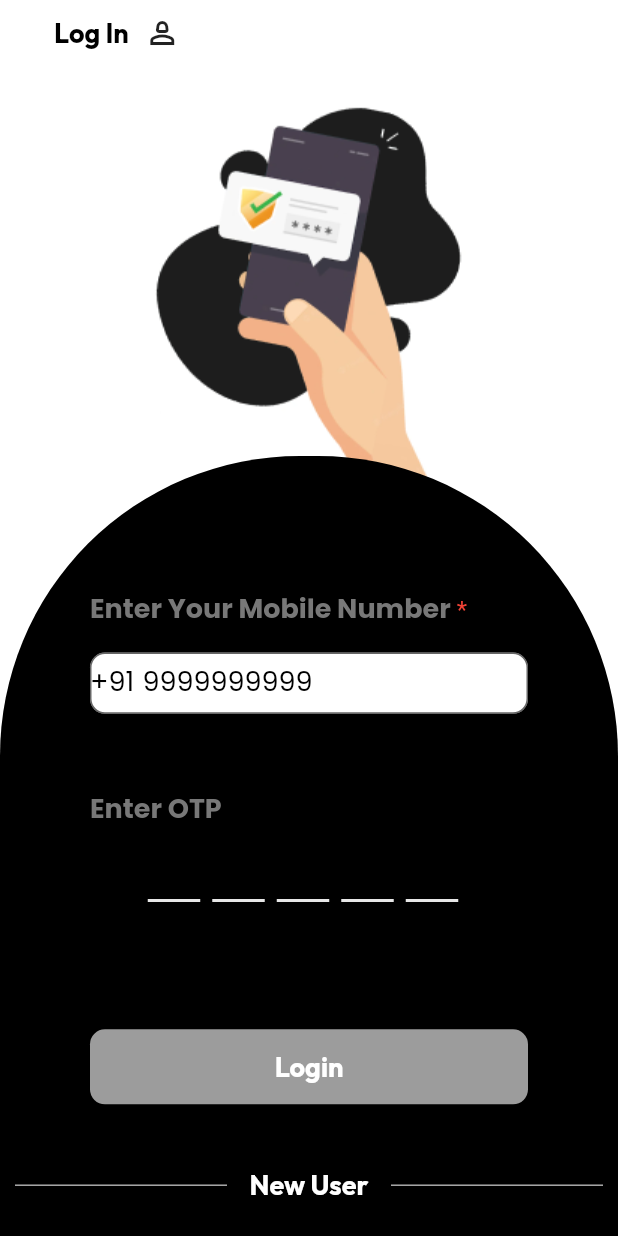
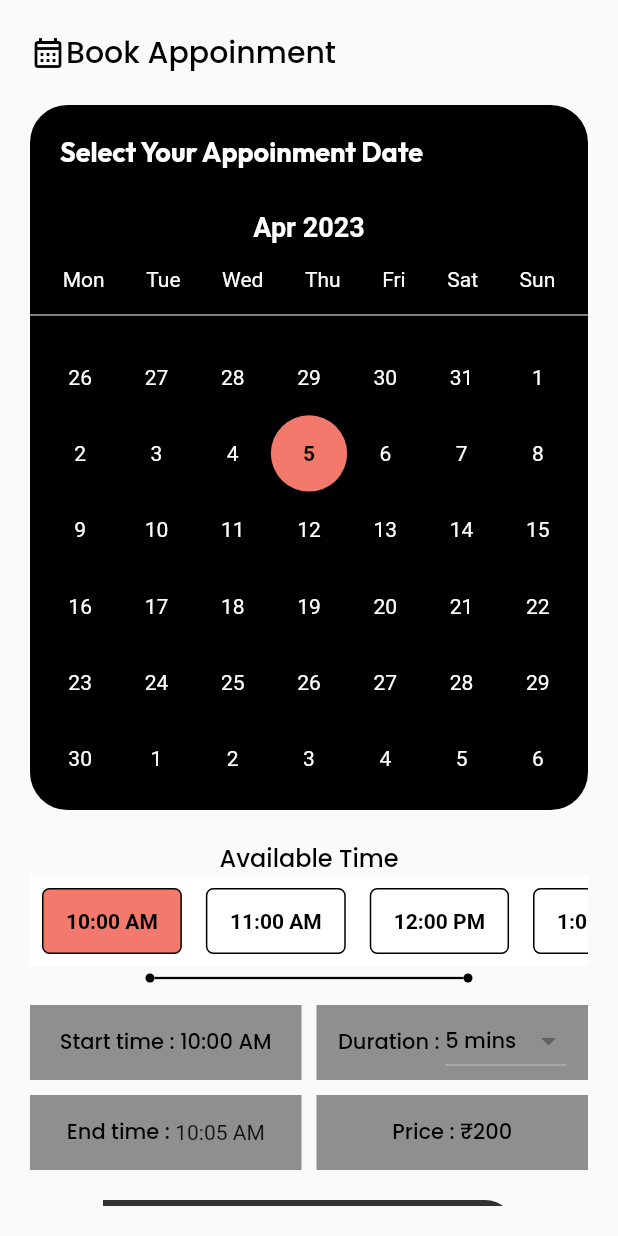
Before and after one commit to Shubhang001/Justifi_, a Flutter app: the screen it shows after launch, on a phone screen of 412 x 824 dp. Run offline on Flutter 3.47's test engine with Material 2 defaults, Android fonts, the phone set to English and light mode, and no system bars; drawn by our look-alikes of flutter_otp_text_field; our stand-ins replace device_preview, flutter_rating_bar, google_fonts, smooth_star_rating_null_safety; missing offline and left inert: dart:ffi.

Commit message:
feat: added schedule3

```diff
--- a/lib/main.dart
+++ b/lib/main.dart
@@ -6,6 +6,7 @@ import 'package:jusitfi_admin/presentation/screens/login_screen.dart';
 import 'package:jusitfi_admin/presentation/screens/more_page.dart';
 import 'package:jusitfi_admin/presentation/screens/onboardingscreen.dart';
 import 'package:jusitfi_admin/presentation/screens/view_all.dart';
+import 'package:jusitfi_admin/presentation/screens/schedule3.dart';
 import 'package:jusitfi_admin/presentation/widgets/material_color_builder.dart';
 import 'package:jusitfi_admin/utils/constants/colors.dart';
 
@@ -34,7 +35,6 @@ class MyApp extends StatelessWidget {
             bottomSheetTheme:
                 const BottomSheetThemeData(backgroundColor: Colors.transparent),
             primarySwatch: createMaterialColor(kobbuttonColor)),
-      home: LoginScreen(),
-    );
+        home: Schedule3());
   }
 }
--- /dev/null
+++ b/lib/presentation/screens/schedule3.dart
@@ -0,0 +1,327 @@
+import 'package:flutter/material.dart';
+// ignore: depend_on_referenced_packages
+import 'package:intl/intl.dart';
+import 'package:jusitfi_admin/presentation/widgets/dropdown_duration.dart';
+import 'package:jusitfi_admin/presentation/widgets/timeboxchip.dart';
+import 'package:jusitfi_admin/utils/constants/colors.dart';
+import 'package:jusitfi_admin/utils/constants/textstyles.dart';
+
+import '../widgets/designed_line.dart';
+
+class Schedule3 extends StatefulWidget {
+  const Schedule3({Key? key}) : super(key: key);
+
+  @override
+  _Schedule3State createState() => _Schedule3State();
+}
+
+class _Schedule3State extends State<Schedule3> {
+  DateTime _selectedDate = DateTime.now();
+  String startTime = '10:00 AM';
+  int duration = 5;
+  String endtime = '';
+
+  @override
+  void initState() {
+    endtime = endTime(startTime, duration);
+    super.initState();
+  }
+
+  @override
+  Widget build(BuildContext context) {
+    return Scaffold(
+      body: SafeArea(
+        child: Padding(
+          padding: const EdgeInsets.symmetric(horizontal: 20, vertical: 20),
+          child: SingleChildScrollView(
+            child: Column(
+              children: [
+                Row(
+                  children: [
+                    const Icon(
+                      Icons.calendar_month_outlined,
+                      color: Colors.black,
+                    ),
+                    Text(
+                      'Book Appoinment',
+                      style: kFilterTitle,
+                    )
+                  ],
+                ),
+                const SizedBox(
+                  height: 20,
+                ),
+                Container(
+                  decoration: BoxDecoration(
+                    borderRadius: BorderRadius.circular(25),
+                    color: Colors.black,
+                  ),
+                  height: 470,
+                  child: Column(
+                    crossAxisAlignment: CrossAxisAlignment.start,
+                    children: [
+                      Padding(
+                        padding: const EdgeInsets.symmetric(
+                            horizontal: 20.0, vertical: 20.0),
+                        child: Text(
+                          'Select Your Appoinment Date',
+                          style: kpageTitle,
+                        ),
+                      ),
+                      Padding(
+                        padding: const EdgeInsets.symmetric(
+                            horizontal: 16.0, vertical: 8.0),
+                        child: Center(
+                          child: Text(
+                            DateFormat.yMMM().format(_selectedDate),
+                            style: const TextStyle(
+                              color: Colors.white,
+                              fontSize: 18.0,
+                              fontWeight: FontWeight.bold,
+                            ),
+                          ),
+                        ),
+                      ),
+                      Padding(
+                        padding: const EdgeInsets.all(8.0),
+                        child: Row(
+                          mainAxisAlignment: MainAxisAlignment.spaceAround,
+                          children: const [
+                            Text(
+                              'Mon',
+                              style: TextStyle(color: Colors.white),
+                            ),
+                            Text(
+                              'Tue',
+                              style: TextStyle(color: Colors.white),
+                            ),
+                            Text(
+                              'Wed',
+                              style: TextStyle(color: Colors.white),
+                            ),
+                            Text(
+                              'Thu',
+                              style: TextStyle(color: Colors.white),
+                            ),
+                            Text(
+                              'Fri',
+                              style: TextStyle(color: Colors.white),
+                            ),
+                            Text(
+                              'Sat',
+                              style: TextStyle(color: Colors.white),
+                            ),
+                            Text(
+                              'Sun',
+                              style: TextStyle(color: Colors.white),
+                            ),
+                          ],
+                        ),
+                      ),
+                      const Divider(
+                        color: Colors.white,
+                      ),
+                      Padding(
+                        padding: const EdgeInsets.all(8.0),
+                        child: SizedBox(
+                          height: 300.0,
+                          child: GridView.builder(
+                            padding: EdgeInsets.zero,
+                            itemCount: DateTime.daysPerWeek * 6,
+                            gridDelegate:
+                                const SliverGridDelegateWithFixedCrossAxisCount(
+                              crossAxisCount: DateTime.daysPerWeek,
+                            ),
+                            itemBuilder: (BuildContext context, int index) {
+                              final day = DateTime(_selectedDate.year,
+                                      _selectedDate.month, 1)
+                                  .subtract(Duration(
+                                      days: DateTime.daysPerWeek - index))
+                                  .add(const Duration(days: 1));
+                              final isSelectedDay =
+                                  _selectedDate.year == day.year &&
+                                      _selectedDate.month == day.month &&
+                                      _selectedDate.day == day.day;
+                              final textColor =
+                                  isSelectedDay ? Colors.black : Colors.white;
+                              return GestureDetector(
+                                onTap: () =>
+                                    setState(() => _selectedDate = day),
+                                child: Container(
+                                  decoration: BoxDecoration(
+                                    borderRadius: BorderRadius.circular(30),
+                                    color: isSelectedDay
+                                        ? kSelectedColor
+                                        : Colors.transparent,
+                                  ),
+                                  child: Center(
+                                    child: Text(
+                                      '${day.day}',
+                                      style: TextStyle(
+                                        color: textColor,
+                                        fontWeight: isSelectedDay
+                                            ? FontWeight.bold
+                                            : null,
+                                      ),
+                                    ),
+                                  ),
+                                ),
+                              );
+                            },
+                          ),
+                        ),
+                      ),
+                    ],
+                  ),
+                ),
+                const SizedBox(
+                  height: 20,
+                ),
+                Text(
+                  'Available Time',
+                  style: kMainCategory,
+                ),
+                TimeBoxChip(
+                  timeSlots: const [
+                    '10:00 AM',
+                    '11:00 AM',
+                    '12:00 PM',
+                    '1:00 PM'
+                  ],
+                  onSelected: (selectedTime) {
+                    setState(() {
+                      startTime = selectedTime;
+                      endtime = endTime(startTime, duration);
+                    });
+                  },
+                ),
+                const DesignedLine(),
+                const SizedBox(
+                  height: 10,
+                ),
+                Row(
+                  children: [
+                    Expanded(
+                      child: Container(
+                        height: 50,
+                        color: kSchedulebuttonColor,
+                        child: Row(
+                          mainAxisAlignment: MainAxisAlignment.center,
+                          children: [
+                            Text(
+                              'Start time : $startTime',
+                              style: kFilterValue,
+                            )
+                          ],
+                        ),
+                      ),
+                    ),
+                    const SizedBox(
+                      width: 10,
+                    ),
+                    Expanded(
+                      child: Container(
+                        height: 50,
+                        color: kSchedulebuttonColor,
+                        child: Row(
+                          mainAxisAlignment: MainAxisAlignment.center,
+                          children: [
+                            Text(
+                              'Duration : ',
+                              style: kFilterValue,
+                            ),
+                            DurationSelector(
+                              onSelected: (_duration) {
+                                print(duration);
+                                setState(() {
+                                  duration = _duration;
+                                  endtime = endTime(startTime, _duration);
+                                });
+                              },
+                            )
+                          ],
+                        ),
+                      ),
+                    )
+                  ],
+                ),
+                const SizedBox(
+                  height: 10,
+                ),
+                Row(
+                  children: [
+                    Expanded(
+                      child: Container(
+                        height: 50,
+                        color: kSchedulebuttonColor,
+                        child: Row(
+                          mainAxisAlignment: MainAxisAlignment.center,
+                          children: [
+                            Text(
+                              'End time : ',
+                              style: kFilterValue,
+                            ),
+                            Text(endtime)
+                          ],
+                        ),
+                      ),
+                    ),
+                    const SizedBox(
+                      width: 10,
+                    ),
+                    Expanded(
+                      child: Container(
+                        height: 50,
+                        color: kSchedulebuttonColor,
+                        child: Row(
+                          mainAxisAlignment: MainAxisAlignment.center,
+                          children: [
+                            Text(
+                              'Price : ',
+                              style: kFilterValue,
+                            ),
+                            Text(
+                              '₹200',
+                              style: kFilterValue,
+                            ),
+                          ],
+                        ),
+                      ),
+                    )
+                  ],
+                ),
+                const SizedBox(
+                  height: 20,
+                ),
+                Container(
+                  width: MediaQuery.of(context).size.width / 1.5,
+                  height: 50,
+                  decoration: BoxDecoration(
+                    borderRadius: BorderRadius.only(
+                        bottomLeft: Radius.circular(20),
+                        topRight: Radius.circular(20)),
+                    color: kobdescriptionColor,
+                  ),
+                  child: Center(
+                    child: Text(
+                      'Schedule Session',
+                      style: kpageTitle,
+                    ),
+                  ),
+                )
+              ],
+            ),
+          ),
+        ),
+      ),
+    );
+  }
+}
+
+String endTime(String startTime, int duration) {
+  DateTime dateTime = DateFormat("h:mm a").parse(startTime);
+  DateTime newDateTime = dateTime.add(Duration(minutes: duration));
+  String newTime =
+      "${newDateTime.hour % 12}:${newDateTime.minute.toString().padLeft(2, '0')} ${newDateTime.hour < 12 ? 'AM' : 'PM'}";
+  return newTime;
+}
--- /dev/null
+++ b/lib/presentation/widgets/designed_line.dart
@@ -0,0 +1,31 @@
+import 'package:flutter/material.dart';
+
+class DesignedLine extends StatelessWidget {
+  const DesignedLine({
+    super.key,
+  });
+
+  @override
+  Widget build(BuildContext context) {
+    return Row(
+      mainAxisAlignment: MainAxisAlignment.center,
+      children: [
+        CircleAvatar(
+          backgroundColor: Colors.black,
+          radius: 3,
+        ),
+        Container(
+          width: MediaQuery.of(context).size.width / 2,
+          child: Divider(
+            thickness: 1.5,
+            color: Colors.black,
+          ),
+        ),
+        CircleAvatar(
+          backgroundColor: Colors.black,
+          radius: 3,
+        ),
+      ],
+    );
+  }
+}
--- /dev/null
+++ b/lib/presentation/widgets/dropdown_duration.dart
@@ -0,0 +1,53 @@
+import 'package:flutter/material.dart';
+import 'package:jusitfi_admin/utils/constants/textstyles.dart';
+
+class DurationSelector extends StatefulWidget {
+  const DurationSelector({super.key, required this.onSelected});
+
+  @override
+  _DurationSelectorState createState() => _DurationSelectorState();
+
+  final Function(int) onSelected;
+}
+
+class _DurationSelectorState extends State<DurationSelector> {
+  int _selectedMinutes = 5;
+
+  @override
+  Widget build(BuildContext context) {
+    return Column(
+      children: [
+        DropdownButton<int>(
+          value: _selectedMinutes,
+          items: [
+            DropdownMenuItem(
+              value: 5,
+              child: Text(
+                "5 mins",
+                style: kFilterValue,
+              ),
+            ),
+            DropdownMenuItem(
+              value: 10,
+              child: Text("10 mins"),
+            ),
+            DropdownMenuItem(
+              value: 15,
+              child: Text("15 mins"),
+            ),
+            DropdownMenuItem(
+              value: 20,
+              child: Text("20 mins"),
+            ),
+          ],
+          onChanged: (value) {
+            setState(() {
+              _selectedMinutes = value!;
+              widget.onSelected(_selectedMinutes);
+            });
+          },
+        ),
+      ],
+    );
+  }
+}
--- /dev/null
+++ b/lib/presentation/widgets/timeboxchip.dart
@@ -0,0 +1,65 @@
+import 'package:flutter/material.dart';
+import 'package:jusitfi_admin/utils/constants/colors.dart';
+
+class TimeBoxChip extends StatefulWidget {
+  final List<String> timeSlots;
+  final Function(String) onSelected;
+
+  TimeBoxChip({required this.timeSlots, required this.onSelected});
+
+  @override
+  _TimeBoxChipState createState() => _TimeBoxChipState();
+}
+
+class _TimeBoxChipState extends State<TimeBoxChip> {
+  late int selectedIndex;
+
+  @override
+  void initState() {
+    super.initState();
+    selectedIndex = 0;
+  }
+
+  @override
+  Widget build(BuildContext context) {
+    return Container(
+      color: Colors.white,
+      height: 60,
+      child: ListView.builder(
+        scrollDirection: Axis.horizontal,
+        itemCount: widget.timeSlots.length,
+        itemBuilder: (BuildContext context, int index) {
+          return GestureDetector(
+            onTap: () {
+              setState(() {
+                selectedIndex = index;
+              });
+              widget.onSelected(widget.timeSlots[index]);
+            },
+            child: Padding(
+              padding: const EdgeInsets.all(8.0),
+              child: Container(
+                padding: EdgeInsets.symmetric(horizontal: 15),
+                decoration: BoxDecoration(
+                    color: selectedIndex == index
+                        ? kSelectedColor
+                        : Colors.transparent,
+                    borderRadius: BorderRadius.circular(5),
+                    border: Border.all()),
+                child: Center(
+                  child: Text(
+                    widget.timeSlots[index],
+                    style: TextStyle(
+                      color: Colors.black,
+                      fontWeight: FontWeight.bold,
+                    ),
+                  ),
+                ),
+              ),
+            ),
+          );
+        },
+      ),
+    );
+  }
+}
--- a/lib/utils/constants/colors.dart
+++ b/lib/utils/constants/colors.dart
@@ -20,3 +20,5 @@ Color kmainButtonColor = HexColor('#9C9C9C');
 Color kinactive = HexColor('#3E3E3E75');
 Color ksearchColor = HexColor('#6D6D6D');
 Color kSearchBarColor = HexColor('#D9D9D9');
+Color kSelectedColor = HexColor('#F2796B');
+Color kSchedulebuttonColor = HexColor('#8F8F8F');
--- a/pubspec.yaml
+++ b/pubspec.yaml
@@ -41,6 +41,9 @@ dependencies:
   flutter_otp_text_field: ^1.1.1
   smooth_star_rating_null_safety: ^1.0.4+2
   flutter_rating_bar: ^4.0.1
+  table_calendar: ^3.0.8
+  syncfusion_flutter_calendar: ^21.1.38
+  flutter_calendar_carousel: ^2.4.1
 
 
 
```
Also changed, not shown: pubspec.lock. Lines whose indentation alone changed are shown as unchanged.
